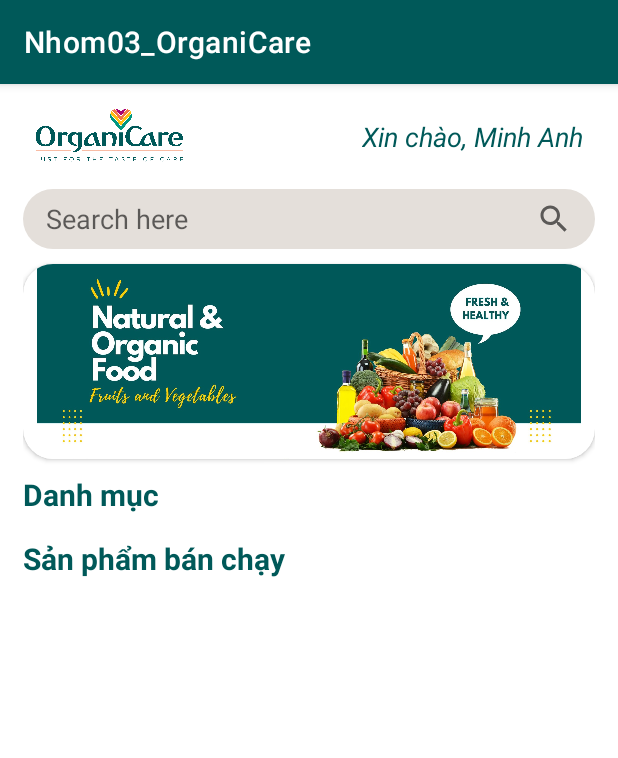
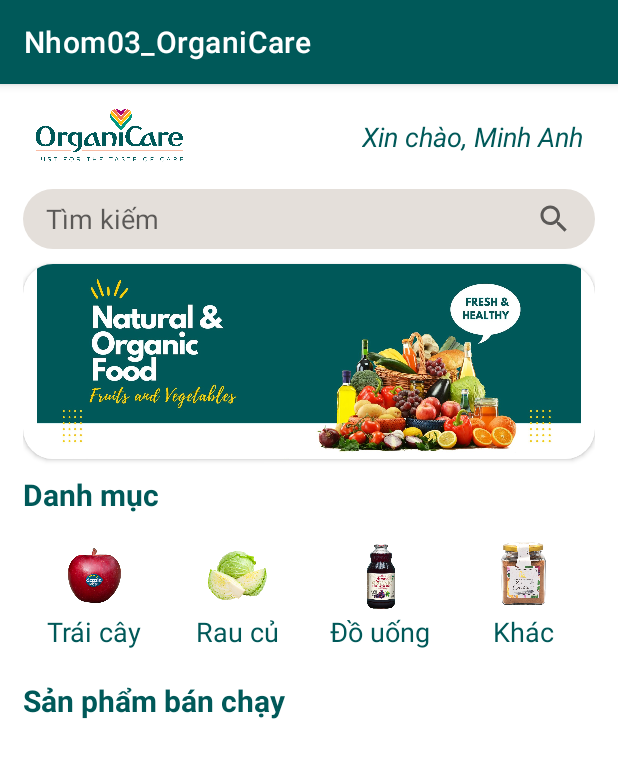
Before and after one commit to Group03-OrganiCare/Nhom03_OrganiCare, an Android app: the fragment HomeFragment shown on its own in the app's theme, on a phone screen of 412 x 824 dp. Shown: the top 758 px of the screen. Run offline under Robolectric (Android 15) with nearby library versions, the phone set to English and light mode, and no system bars.

Commit message:
Category

```diff
--- /dev/null
+++ b/app/src/main/java/com/example/adapter/CategoryAdapter.java
@@ -0,0 +1,74 @@
+package com.example.adapter;
+
+import android.app.Activity;
+import android.content.Context;
+import android.view.LayoutInflater;
+import android.view.View;
+import android.view.ViewGroup;
+import android.widget.BaseAdapter;
+import android.widget.ImageView;
+import android.widget.TextView;
+
+import com.example.model.Category;
+import com.example.nhom03_organicare.R;
+
+import java.util.List;
+
+public class CategoryAdapter extends BaseAdapter {
+
+    Context context;
+    int item_gridview;
+    List<Category> categoryList;
+
+    public CategoryAdapter(Context context, int item_gridview, List<Category> categoryList) {
+        this.context = context;
+        this.item_gridview = item_gridview;
+        this.categoryList = categoryList;
+    }
+
+    @Override
+    public int getCount() {
+        return categoryList.size();
+    }
+
+    @Override
+    public Object getItem(int i) {
+        return categoryList.get(i);
+    }
+
+    @Override
+    public long getItemId(int i) {
+        return 0;
+    }
+
+    @Override
+    public View getView(int i, View view, ViewGroup viewGroup) {
+        ViewHolder holder;
+        if (view == null) {
+            //Link item view
+            holder = new ViewHolder();
+            LayoutInflater inflater = (LayoutInflater) context.getSystemService(Context.LAYOUT_INFLATER_SERVICE);
+            view = inflater.inflate(item_gridview, null);
+            holder.imvCategoryThumb = view.findViewById(R.id.imvCategoryThumb);
+            holder.txtCategoryName = view.findViewById(R.id.txtCategoryName);
+
+            view.setTag(holder);
+
+        } else {
+            holder = (ViewHolder) view.getTag();
+        }
+
+        //Binding data
+        Category cat = categoryList.get(i);
+        holder.imvCategoryThumb.setImageResource(cat.getCategoryThumb());
+        holder.txtCategoryName.setText(cat.getCategoryName());
+
+        return view;
+    }
+
+    public static class ViewHolder {
+        ImageView imvCategoryThumb;
+        TextView txtCategoryName;
+    }
+
+}
--- /dev/null
+++ b/app/src/main/java/com/example/model/Category.java
@@ -0,0 +1,27 @@
+package com.example.model;
+
+public class Category {
+    private int categoryThumb;
+    private String categoryName;
+
+    public Category(int categoryThumb, String categoryName) {
+        this.categoryThumb = categoryThumb;
+        this.categoryName = categoryName;
+    }
+
+    public int getCategoryThumb() {
+        return categoryThumb;
+    }
+
+    public void setCategoryThumb(int categoryThumb) {
+        this.categoryThumb = categoryThumb;
+    }
+
+    public String getCategoryName() {
+        return categoryName;
+    }
+
+    public void setCategoryName(String categoryName) {
+        this.categoryName = categoryName;
+    }
+}
--- a/app/src/main/java/com/example/nhom03_organicare/HomeFragment.java
+++ b/app/src/main/java/com/example/nhom03_organicare/HomeFragment.java
@@ -2,20 +2,51 @@ package com.example.nhom03_organicare;
 
 import android.os.Bundle;
 
+import androidx.annotation.NonNull;
+import androidx.annotation.Nullable;
 import androidx.fragment.app.Fragment;
 
 import android.view.LayoutInflater;
 import android.view.View;
 import android.view.ViewGroup;
+import android.widget.GridView;
+
+import com.example.adapter.CategoryAdapter;
+import com.example.model.Category;
+
+import java.util.ArrayList;
 
 
 public class HomeFragment extends Fragment {
 
+    GridView gvCategory;
+    ArrayList<Category> categories;
+    CategoryAdapter adapter;
 
+    @Nullable
     @Override
-    public View onCreateView(LayoutInflater inflater, ViewGroup container,
-                             Bundle savedInstanceState) {
-        // Inflate the layout for this fragment
-        return inflater.inflate(R.layout.fragment_home, container, false);
+    public View onCreateView(@NonNull LayoutInflater inflater, @Nullable ViewGroup container, @Nullable Bundle savedInstanceState) {
+        View view = inflater.inflate(R.layout.fragment_home, container, false);
+        //Link Views
+        gvCategory = view.findViewById(R.id.gvCategory);
+        //loadData
+        adapter = new CategoryAdapter(getContext(), R.layout.category_layout, initData());
+        gvCategory.setAdapter(adapter);
+
+        return view;
     }
+
+    private ArrayList<Category> initData() {
+        categories = new ArrayList<Category>();
+        categories.add(new Category(R.drawable.fruits, "Trái cây"));
+        categories.add(new Category(R.drawable.vegetables, "Rau củ"));
+        categories.add(new Category(R.drawable.drinks, "Đồ uống"));
+        categories.add(new Category(R.drawable.others, "Khác"));
+
+        return categories;
+    }
+
+
+
+
 }
--- a/app/src/main/res/layout/category_layout.xml
+++ b/app/src/main/res/layout/category_layout.xml
@@ -7,17 +7,17 @@
     android:padding="10dp">
 
     <ImageView
-        android:id="@+id/imvThumb"
-        android:layout_width="120dp"
-        android:layout_height="120dp"
+        android:id="@+id/imvCategoryThumb"
+        android:layout_width="50dp"
+        android:layout_height="50dp"
         android:src="@drawable/fruits"/>
 
     <TextView
+        android:id="@+id/txtCategoryName"
         android:layout_width="wrap_content"
         android:layout_height="wrap_content"
-        android:text="Trái cây"
+        android:text="@string/fruits"
         android:textSize="18sp"
         android:textColor="@color/dark_green"/>
 
-
 </LinearLayout>
--- a/app/src/main/res/layout/fragment_home.xml
+++ b/app/src/main/res/layout/fragment_home.xml
@@ -12,6 +12,7 @@
         android:layout_width="100dp"
         android:layout_height="70dp"
         android:src="@drawable/logo"
+        android:contentDescription="@string/logo"
         android:layout_marginStart="8dp"
         app:layout_constraintStart_toStartOf="parent"
         app:layout_constraintTop_toTopOf="parent"
@@ -20,7 +21,7 @@
     <TextView
         android:layout_width="wrap_content"
         android:layout_height="70dp"
-        android:text="Xin chào, Minh Anh"
+        android:text="@string/hello_Minh_Anh"
         android:textSize="18sp"
         android:textStyle="italic"
         android:textColor="@color/dark_green"
@@ -33,9 +34,11 @@
         android:id="@+id/edtSearch"
         android:layout_width="match_parent"
         android:layout_height="40dp"
-        android:hint="Search here"
+        android:hint="@string/search_here"
         android:drawableEnd="@drawable/ic_search"
         android:background="@drawable/search_bar"
+        android:autofillHints="no"
+        android:inputType="text"
         android:paddingHorizontal="15dp"
         app:layout_constraintTop_toBottomOf="@+id/imvLogo"
         app:layout_constraintStart_toStartOf="parent"
@@ -55,14 +58,15 @@
             android:id="@+id/imvBanner"
             android:layout_width="match_parent"
             android:layout_height="130dp"
+            android:contentDescription="@string/banner"
             android:src="@drawable/banner"/>
     </androidx.cardview.widget.CardView>
 
     <TextView
-        android:id="@+id/txtCategories"
+        android:id="@+id/txtCategory"
         android:layout_width="wrap_content"
         android:layout_height="wrap_content"
-        android:text="Danh mục"
+        android:text="@string/category"
         android:textColor="@color/dark_green"
         android:textStyle="bold"
         android:textSize="20sp"
@@ -71,12 +75,12 @@
         app:layout_constraintStart_toStartOf="parent"/>
 
     <GridView
-        android:id="@+id/gvCategories"
+        android:id="@+id/gvCategory"
         android:layout_width="match_parent"
         android:layout_height="wrap_content"
-        android:numColumns="3"
+        android:numColumns="4"
         android:layout_marginTop="5dp"
-        app:layout_constraintTop_toBottomOf="@id/txtCategories"
+        app:layout_constraintTop_toBottomOf="@id/txtCategory"
         app:layout_constraintStart_toStartOf="parent"
         app:layout_constraintEnd_toEndOf="parent"/>
 
@@ -84,12 +88,12 @@
         android:id="@+id/txtBestSeller"
         android:layout_width="wrap_content"
         android:layout_height="wrap_content"
-        android:text="Sản phẩm bán chạy"
+        android:text="@string/best_seller"
         android:textColor="@color/dark_green"
         android:textStyle="bold"
         android:textSize="20sp"
         android:layout_marginTop="10dp"
-        app:layout_constraintTop_toBottomOf="@+id/gvCategories"
+        app:layout_constraintTop_toBottomOf="@+id/gvCategory"
         app:layout_constraintStart_toStartOf="parent"/>
 
     <androidx.recyclerview.widget.RecyclerView
--- a/app/src/main/res/values/strings.xml
+++ b/app/src/main/res/values/strings.xml
@@ -2,4 +2,12 @@
     <string name="app_name">Nhom03_OrganiCare</string>
     <!-- TODO: Remove or change this placeholder text -->
     <string name="hello_blank_fragment">Hello blank fragment</string>
+
+    <string name="hello_Minh_Anh">Xin chào, Minh Anh</string>
+    <string name="logo">Logo</string>
+    <string name="banner">Banner</string>
+    <string name="search_here">Tìm kiếm</string>
+    <string name="category">Danh mục</string>
+    <string name="best_seller">Sản phẩm bán chạy</string>
+    <string name="fruits">Trái cây</string>
 </resources>
```
Also changed, not shown: app/src/main/res/drawable/vegetables.png.
